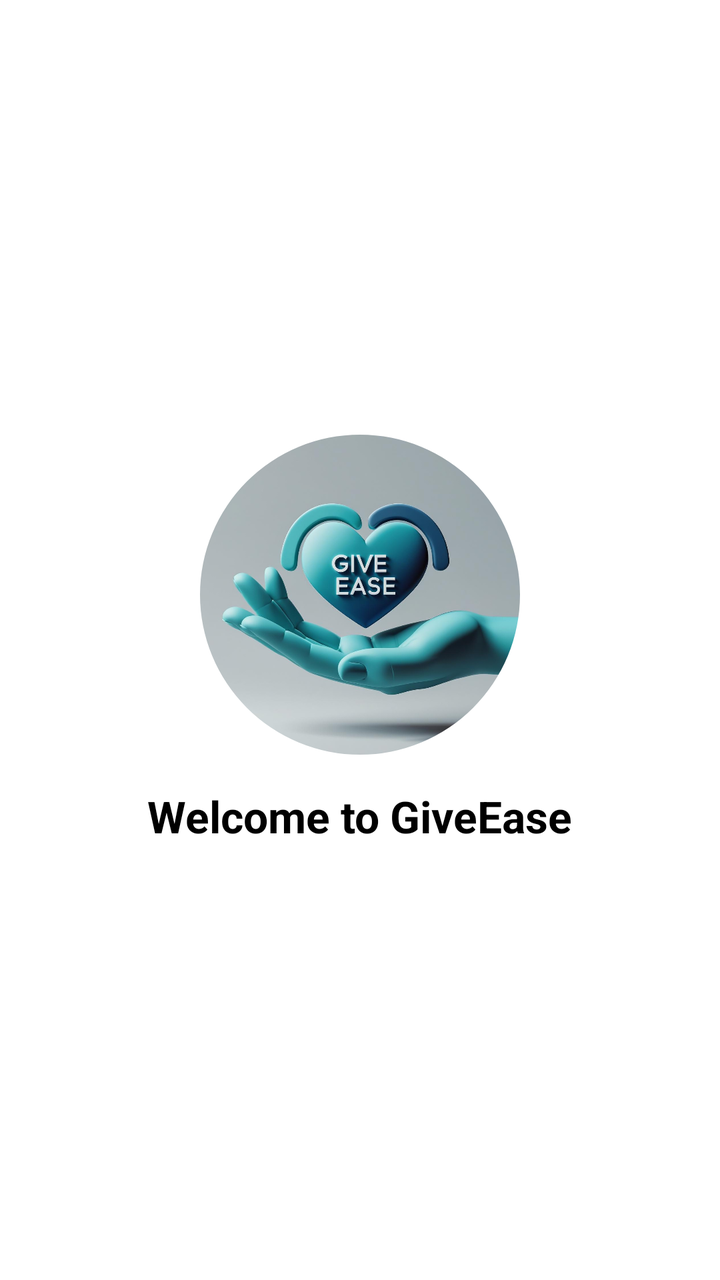
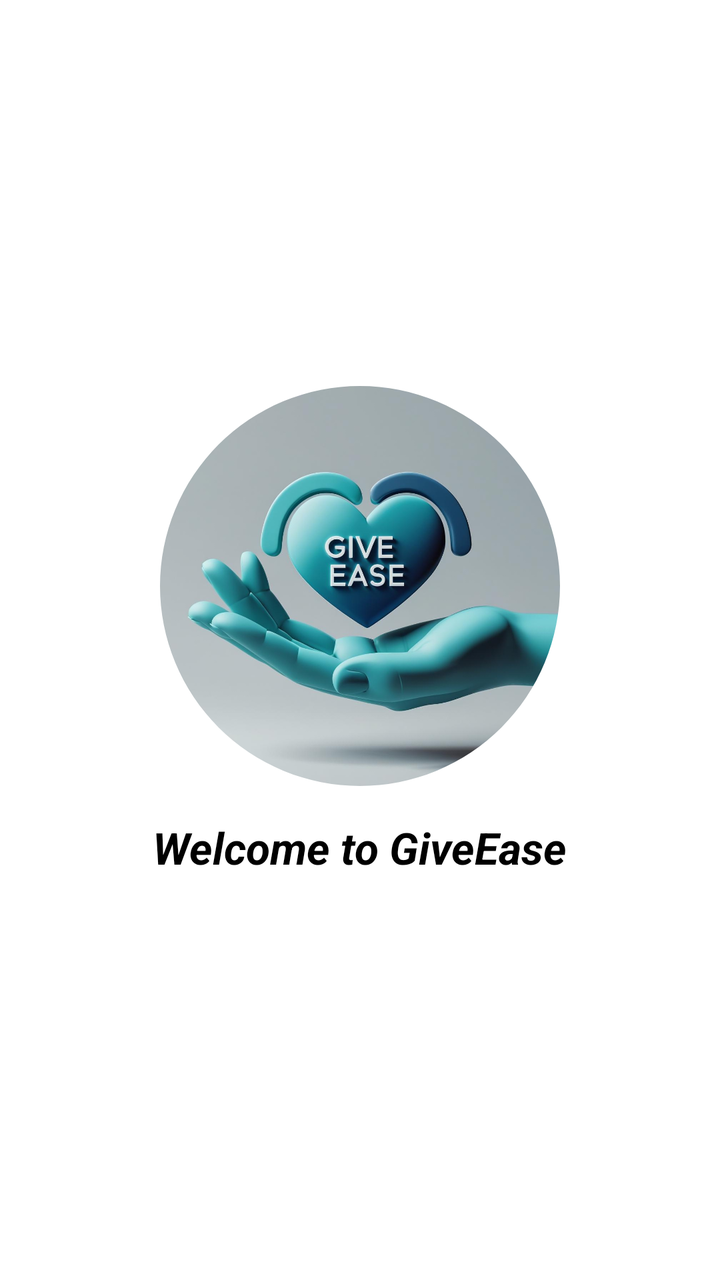

Compare the two renders of this Android layout. The source of the first and the diff that turns it into the second are given below.
<!-- AndroidManifest.xml: application theme Theme.GiveEase -->
<!-- res/layout/activity_splash.xml -->
<?xml version="1.0" encoding="utf-8"?>
<LinearLayout xmlns:android="http://schemas.android.com/apk/res/android"
    xmlns:app="http://schemas.android.com/apk/res-auto"
    android:orientation="vertical"
    android:gravity="center"
    android:layout_width="match_parent"
    android:layout_height="match_parent"
    android:background="@color/white"
    android:padding="24dp">

    <com.google.android.material.imageview.ShapeableImageView
        android:id="@+id/splash_logo"
        android:layout_width="160dp"
        android:layout_height="160dp"
        android:src="@drawable/giveease_logo"
        android:scaleType="centerCrop"
        android:contentDescription="@string/app_name"
        app:shapeAppearanceOverlay="@style/CircleImage" />

    <TextView
        android:id="@+id/splash_message"
        android:layout_width="wrap_content"
        android:layout_height="wrap_content"
        android:text="Welcome to GiveEase"
        android:textColor="@color/black"
        android:textSize="22sp"
        android:layout_marginTop="16dp"
        android:textStyle="bold" />
</LinearLayout>
<!-- resources referenced by this layout -->
<resources>
  <color name="black">#FF000000</color>
  <color name="white">#FFFFFFFF</color>
  <!-- drawable giveease_logo: png bitmap (drawable, 530130 bytes) -->
  <string name="app_name">GiveEase</string>
  <style name="CircleImage">
          <item name="cornerFamily">rounded</item>
          <item name="cornerSize">50%</item>
      </style>
  <style name="Theme.GiveEase" parent="Theme.Material3.Light.NoActionBar">
          
          <item name="colorPrimary">@color/primary_blue</item>
          <item name="colorOnPrimary">@color/white</item>
          <item name="colorSecondary">@color/teal_200</item>
          <item name="colorOnSecondary">@color/black</item>
  
          
          <item name="android:windowBackground">@color/background</item>
          <item name="colorSurface">@color/surface</item>
          <item name="colorOnSurface">@color/onSurface</item>
          <item name="colorOnBackground">@color/onBackground</item>
  
          
          <item name="android:statusBarColor" tools:targetApi="l">?attr/colorPrimary</item>
  
      </style>
  <color name="primary_blue">#1976D2</color>
  <color name="teal_200">#FF03DAC5</color>
  <color name="background">#FAFAFA</color>
  <color name="surface">#FFFFFF</color>
  <color name="onSurface">#212121</color>
  <color name="onBackground">#212121</color>
</resources>

<!-- the commit's change to res/layout/activity_splash.xml (unified diff, before → after) -->
@@ -10,20 +10,20 @@
 
     <com.google.android.material.imageview.ShapeableImageView
         android:id="@+id/splash_logo"
-        android:layout_width="160dp"
-        android:layout_height="160dp"
+        android:layout_width="200dp"
+        android:layout_height="200dp"
+        android:contentDescription="@string/app_name"
+        android:scaleType="centerCrop"
         android:src="@drawable/giveease_logo"
-        android:scaleType="centerCrop"
-        android:contentDescription="@string/app_name"
         app:shapeAppearanceOverlay="@style/CircleImage" />
 
     <TextView
         android:id="@+id/splash_message"
         android:layout_width="wrap_content"
-        android:layout_height="wrap_content"
+        android:layout_height="38dp"
+        android:layout_marginTop="16dp"
         android:text="Welcome to GiveEase"
         android:textColor="@color/black"
         android:textSize="22sp"
-        android:layout_marginTop="16dp"
-        android:textStyle="bold" />
+        android:textStyle="bold|italic" />
 </LinearLayout>
